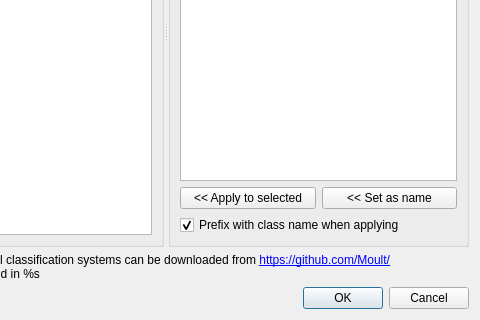
First picture: the form in src/Mod/BIM/Resources/ui/dialogClassification.ui, repository southseact-3d/fcd, before the edit; both pictures show x 149 to 629 and y 196 to 516 of the 629 by 516 pixel window.
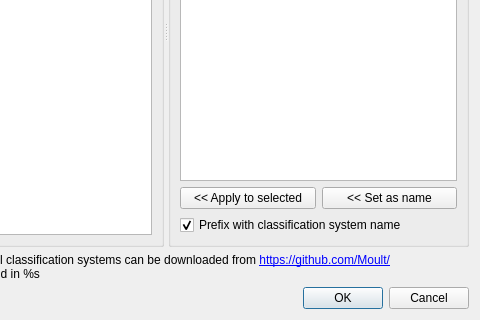
Second picture: the form after the edit. Icons and pictures are not drawn.

Commit message:
BIM_Classification dialgue - change tooltips and text to better represent their functions (#20274)
* Change Ifc Classification dialgue tooltips and text

* Update src/Mod/BIM/bimcommands/BimClassification.py

---------

Diff of the .ui file:
```diff
--- a/src/Mod/BIM/Resources/ui/dialogClassification.ui
+++ b/src/Mod/BIM/Resources/ui/dialogClassification.ui
@@ -195,7 +195,7 @@
        <item>
         <widget class="QCheckBox" name="checkPrefix">
          <property name="text">
-          <string>Prefix with class name when applying</string>
+          <string>Prefix with classification system name</string>
          </property>
          <property name="checked">
           <bool>true</bool>
```
Left out of the diff: 2 changed lines with no effect on the pictures. The commit also changes 1 other file.
